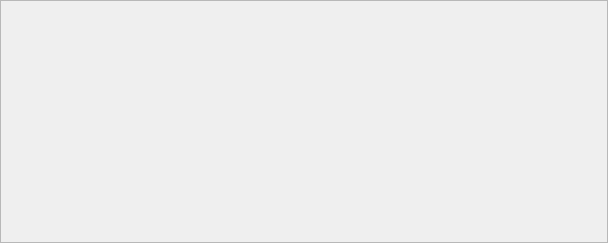
StarixWoS/ReMix, file ui/remix.ui: the form before one commit.
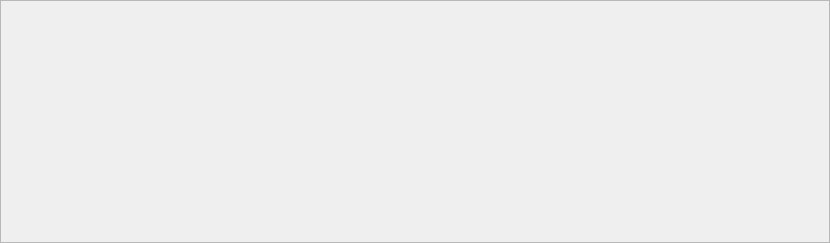
The form after the commit.

Diff of the .ui file:
```diff
--- a/ui/remix.ui
+++ b/ui/remix.ui
@@ -6,13 +6,13 @@
    <rect>
     <x>0</x>
     <y>0</y>
-    <width>608</width>
+    <width>830</width>
     <height>243</height>
    </rect>
   </property>
-  <property name="maximumSize">
+  <property name="minimumSize">
    <size>
-    <width>16777215</width>
+    <width>830</width>
     <height>243</height>
    </size>
   </property>
```
